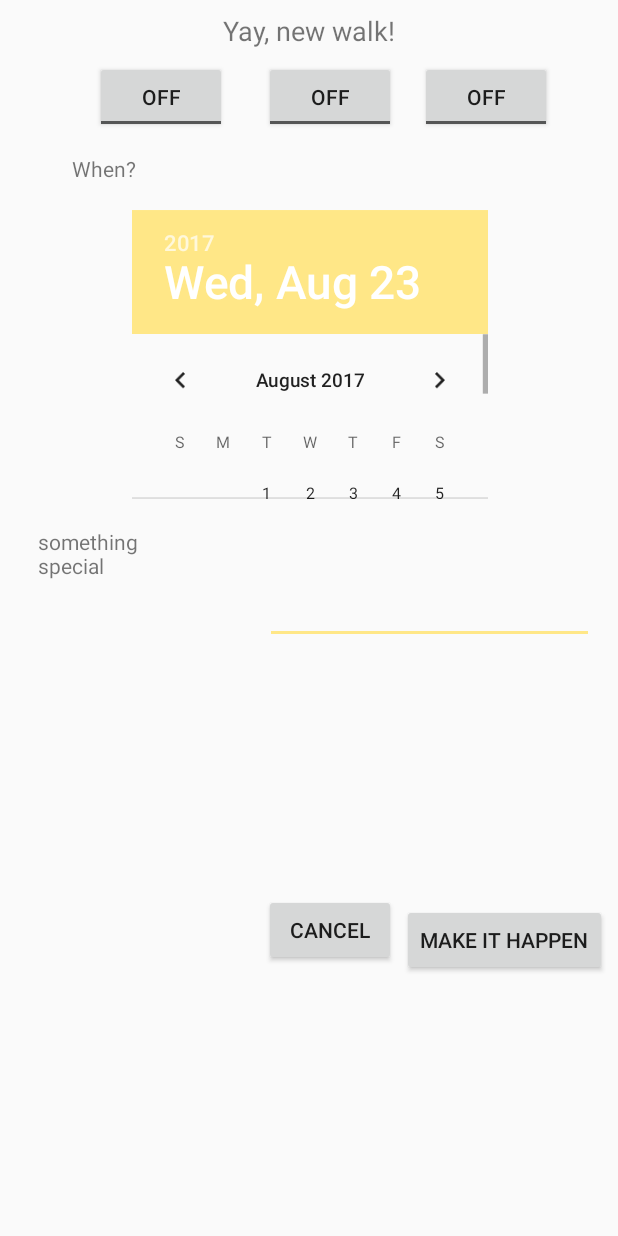
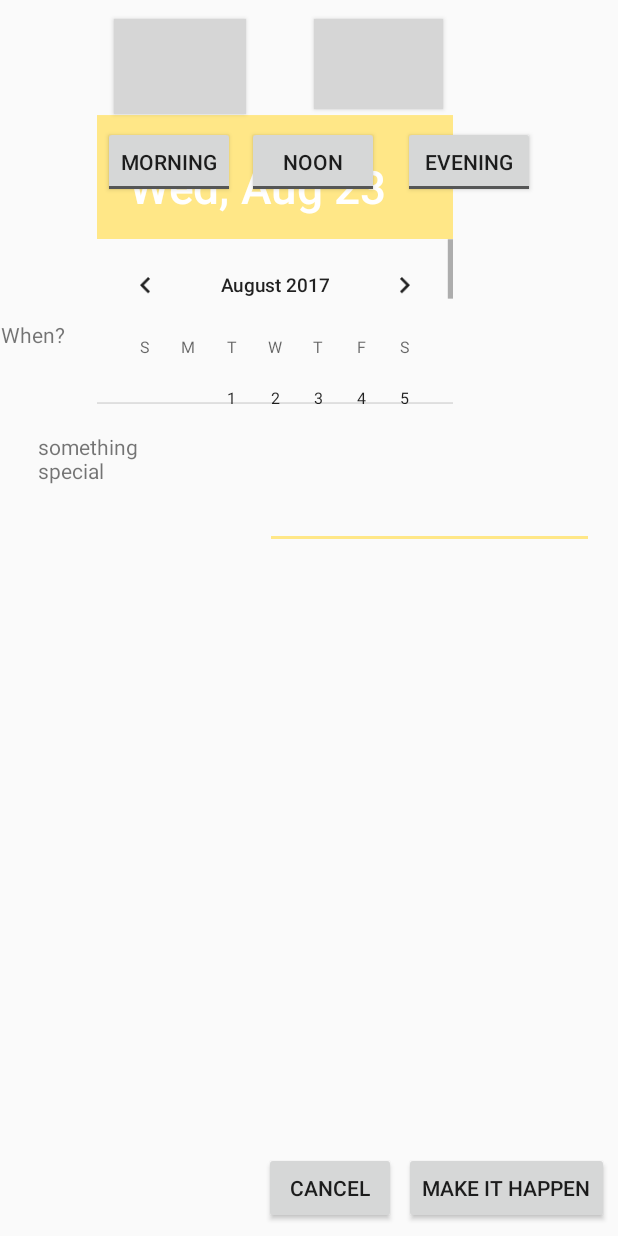
Before and after one commit to rotem411/TinDogBest, an Android app: the layout new_event.xml on its own in the app's theme, with its tools: preview values and no code run, on a phone screen of 412 x 824 dp. Run offline under Robolectric (Android 15) with nearby library versions, the phone set to English and light mode, and no system bars; grey boxes are pictures that could not be loaded.

Commit message:
Update 3
NewEventActicty

```diff
--- a/app/src/main/java/com/rotemarbiv/tin/Event.java
+++ b/app/src/main/java/com/rotemarbiv/tin/Event.java
@@ -8,7 +8,7 @@ public class Event {
 
     public User walker;
     public User dog;
-    public String time; //Todo: TimePicker in new Event
+    public String time; //Todo: Morning / noon /evening
     public String date; //Todo: DatePicbker in new Event
     public String address;
     public boolean isItMe; // am I the walker
--- a/app/src/main/java/com/rotemarbiv/tin/EventActivity.java
+++ b/app/src/main/java/com/rotemarbiv/tin/EventActivity.java
@@ -41,7 +41,7 @@ public class EventActivity extends AppCompatActivity {
         walkerName = (EditText) findViewById(R.id.walkerName);
         dogName = (EditText) findViewById(R.id.dogNameInput);
 //        map = (MapView) findViewById(R.id.mapView);
-        special = (EditText) findViewById(R.id.info);
+        special = (EditText) findViewById(R.id.commentsInput);
 
 
 
--- a/app/src/main/res/layout/event.xml
+++ b/app/src/main/res/layout/event.xml
@@ -84,7 +84,7 @@
         android:text="something special"
         android:layout_marginTop="84dp"
         app:layout_constraintTop_toBottomOf="@+id/WhereLabel"
-        app:layout_constraintRight_toLeftOf="@+id/info"
+        app:layout_constraintRight_toLeftOf="@+id/commentsInput"
         android:layout_marginRight="29dp"
         android:layout_marginLeft="8dp"
         app:layout_constraintLeft_toLeftOf="parent"
@@ -94,7 +94,7 @@
         app:layout_constraintVertical_bias="0.54" />
 
     <TextView
-        android:id="@+id/info"
+        android:id="@+id/commentsInput"
         android:layout_width="215dp"
         android:layout_height="53dp"
         android:layout_marginTop="8dp"
--- a/app/src/main/res/layout/new_event.xml
+++ b/app/src/main/res/layout/new_event.xml
@@ -13,14 +13,13 @@
         android:calendarViewShown="false"
         android:scaleX=".9"
         android:scaleY=".9"
-        android:layout_marginTop="7dp"
-        app:layout_constraintTop_toBottomOf="@+id/whenTitle"
         android:layout_marginRight="8dp"
         app:layout_constraintRight_toRightOf="parent"
         android:layout_marginLeft="8dp"
         app:layout_constraintLeft_toLeftOf="parent"
-        tools:layout_editor_absoluteX="76dp"
-        app:layout_constraintHorizontal_bias="0.506" />
+        android:layout_marginTop="-66dp"
+        app:layout_constraintTop_toBottomOf="@+id/noonToggleButton"
+        app:layout_constraintHorizontal_bias="0.326" />
 
     <TextView
         android:id="@+id/commentsLabel"
@@ -33,7 +32,7 @@
         app:layout_constraintBottom_toBottomOf="parent"
         app:layout_constraintHorizontal_bias="0.333"
         app:layout_constraintLeft_toLeftOf="parent"
-        app:layout_constraintRight_toLeftOf="@+id/info"
+        app:layout_constraintRight_toLeftOf="@+id/commentsInput"
         android:layout_marginStart="8dp"
         android:layout_marginEnd="29dp"
         android:layout_marginTop="8dp"
@@ -41,7 +40,7 @@
         app:layout_constraintVertical_bias="0.0" />
 
     <EditText
-        android:id="@+id/info"
+        android:id="@+id/commentsInput"
         android:layout_width="219dp"
         android:layout_height="78dp"
         android:ems="10"
@@ -53,78 +52,91 @@
         app:layout_constraintTop_toBottomOf="@+id/datePickerEvent" />
 
     <Button
-        android:id="@+id/button2"
+        android:id="@+id/calculateButton"
         android:layout_width="wrap_content"
         android:layout_height="wrap_content"
+        android:layout_marginBottom="8dp"
+        android:layout_marginRight="6dp"
+        android:layout_marginTop="8dp"
+        android:elevation="9dp"
+        android:onClick="calculatePressed"
         android:text="Make It Happen"
-        android:layout_marginTop="8dp"
-        app:layout_constraintTop_toBottomOf="@+id/info"
-        android:layout_marginRight="7dp"
+        app:layout_constraintBottom_toBottomOf="parent"
         app:layout_constraintRight_toRightOf="parent"
-        app:layout_constraintBottom_toBottomOf="parent"
-        android:layout_marginBottom="8dp" />
+        app:layout_constraintTop_toBottomOf="@+id/commentsInput"
+        app:layout_constraintVertical_bias="1.0" />
 
     <Button
-        android:id="@+id/button4"
+        android:id="@+id/cancelButton"
         android:layout_width="wrap_content"
         android:layout_height="wrap_content"
+        android:layout_marginBottom="8dp"
+        android:layout_marginLeft="8dp"
+        android:layout_marginRight="4dp"
+        android:layout_marginTop="9dp"
+        android:onClick="cancelPressed"
         android:text="Cancel"
-        android:layout_marginTop="9dp"
-        app:layout_constraintTop_toBottomOf="@+id/info"
-        app:layout_constraintRight_toLeftOf="@+id/button2"
-        android:layout_marginRight="4dp"
-        android:layout_marginLeft="8dp"
+        app:layout_constraintBottom_toBottomOf="parent"
+        app:layout_constraintHorizontal_bias="0.992"
         app:layout_constraintLeft_toLeftOf="parent"
-        app:layout_constraintBottom_toBottomOf="parent"
-        android:layout_marginBottom="8dp"
-        app:layout_constraintHorizontal_bias="1.0"
-        app:layout_constraintVertical_bias="0.478" />
+        app:layout_constraintRight_toLeftOf="@+id/calculateButton"
+        app:layout_constraintTop_toBottomOf="@+id/commentsInput"
+        app:layout_constraintVertical_bias="1.0" />
 
     <TextView
         android:id="@+id/whenTitle"
         android:layout_width="wrap_content"
         android:layout_height="wrap_content"
         android:text="When?"
-        android:layout_marginTop="14dp"
-        app:layout_constraintTop_toBottomOf="@+id/toggleButton3"
-        android:layout_marginRight="7dp"
-        app:layout_constraintRight_toRightOf="parent"
-        android:layout_marginLeft="8dp"
+        android:layout_marginTop="81dp"
+        app:layout_constraintTop_toBottomOf="@+id/morningToggleButton"
+        android:layout_marginLeft="3dp"
         app:layout_constraintLeft_toLeftOf="parent"
-        app:layout_constraintHorizontal_bias="0.113" />
+        app:layout_constraintRight_toLeftOf="@+id/datePickerEvent"
+        android:layout_marginRight="8dp"
+        app:layout_constraintHorizontal_bias="1.0"
+        android:layout_marginBottom="8dp"
+        app:layout_constraintBottom_toTopOf="@+id/commentsLabel"
+        app:layout_constraintVertical_bias="0.0" />
 
     <ToggleButton
-        android:id="@+id/toggleButton"
+        android:id="@+id/eveningToggleButton"
         android:layout_width="wrap_content"
         android:layout_height="wrap_content"
+        android:layout_marginRight="55dp"
         android:text="Evening"
-        android:layout_marginTop="8dp"
-        app:layout_constraintTop_toBottomOf="@+id/textView3"
-        android:layout_marginRight="44dp"
-        app:layout_constraintRight_toRightOf="parent" />
+        android:textOff="Evening"
+        android:textOn="Evening"
+        app:layout_constraintRight_toRightOf="parent"
+        android:layout_marginTop="11dp"
+        app:layout_constraintTop_toBottomOf="@+id/dogToggleButton" />
 
     <ToggleButton
-        android:id="@+id/toggleButton2"
+        android:id="@+id/noonToggleButton"
         android:layout_width="wrap_content"
         android:layout_height="wrap_content"
+        android:layout_marginRight="16dp"
         android:text="ToggleButton"
+        android:textOff="Noon"
+        android:textOn="Noon"
+        app:layout_constraintRight_toLeftOf="@+id/eveningToggleButton"
         android:layout_marginTop="8dp"
-        app:layout_constraintTop_toBottomOf="@+id/textView3"
-        app:layout_constraintRight_toLeftOf="@+id/toggleButton"
-        android:layout_marginRight="16dp" />
+        app:layout_constraintTop_toBottomOf="@+id/userToggleButton" />
 
     <ToggleButton
-        android:id="@+id/toggleButton3"
+        android:id="@+id/morningToggleButton"
         android:layout_width="wrap_content"
         android:layout_height="wrap_content"
+        android:layout_marginLeft="8dp"
+        android:layout_marginRight="8dp"
         android:text="ToggleButton"
+        android:textOff="Morning"
+        android:textOn="Morning"
+        app:layout_constraintHorizontal_bias="1.0"
+        app:layout_constraintLeft_toLeftOf="parent"
+        app:layout_constraintRight_toLeftOf="@+id/noonToggleButton"
         android:layout_marginTop="8dp"
-        app:layout_constraintTop_toBottomOf="@+id/textView3"
-        app:layout_constraintRight_toLeftOf="@+id/toggleButton2"
-        android:layout_marginRight="8dp"
-        android:layout_marginLeft="8dp"
-        app:layout_constraintLeft_toLeftOf="parent"
-        app:layout_constraintHorizontal_bias="0.772" />
+        app:layout_constraintTop_toBottomOf="@+id/userToggleButton" />
 
     <TextView
         android:id="@+id/textView3"
@@ -133,10 +145,39 @@
         android:text="Yay, new walk!"
         android:textSize="18sp"
         app:layout_constraintTop_toTopOf="parent"
-        android:layout_marginTop="8dp"
+        android:layout_marginTop="-25dp"
         android:layout_marginRight="8dp"
         app:layout_constraintRight_toRightOf="parent"
         android:layout_marginLeft="8dp"
         app:layout_constraintLeft_toLeftOf="parent" />
 
+    <ToggleButton
+        android:id="@+id/userToggleButton"
+        android:layout_width="88dp"
+        android:layout_height="63dp"
+        android:background="@mipmap/walk_user_icon"
+        android:text="ToggleButton"
+        android:textOff=""
+        android:textOn=""
+        android:layout_marginTop="13dp"
+        app:layout_constraintTop_toBottomOf="@+id/textView3"
+        android:layout_marginLeft="76dp"
+        app:layout_constraintLeft_toLeftOf="parent" />
+
+    <ToggleButton
+        android:id="@+id/dogToggleButton"
+        android:layout_width="86dp"
+        android:layout_height="60dp"
+        android:text="ToggleButton"
+        android:textOff=""
+        android:textOn=""
+        android:background="@mipmap/walk_dog_icon"
+        android:layout_marginTop="13dp"
+        app:layout_constraintTop_toBottomOf="@+id/textView3"
+        android:layout_marginRight="8dp"
+        app:layout_constraintRight_toRightOf="parent"
+        app:layout_constraintLeft_toRightOf="@+id/userToggleButton"
+        android:layout_marginLeft="8dp"
+        app:layout_constraintHorizontal_bias="0.254" />
+
 </android.support.constraint.ConstraintLayout>
```
Also changed, not shown: app/src/main/java/com/rotemarbiv/tin/HomeActivity.java (+13 -3 lines), app/src/main/java/com/rotemarbiv/tin/NewEventActivity.java (added, +120 -0 lines).
